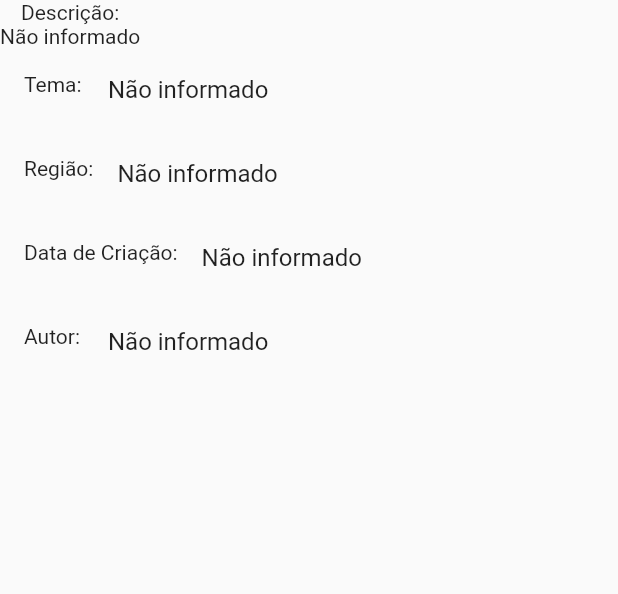
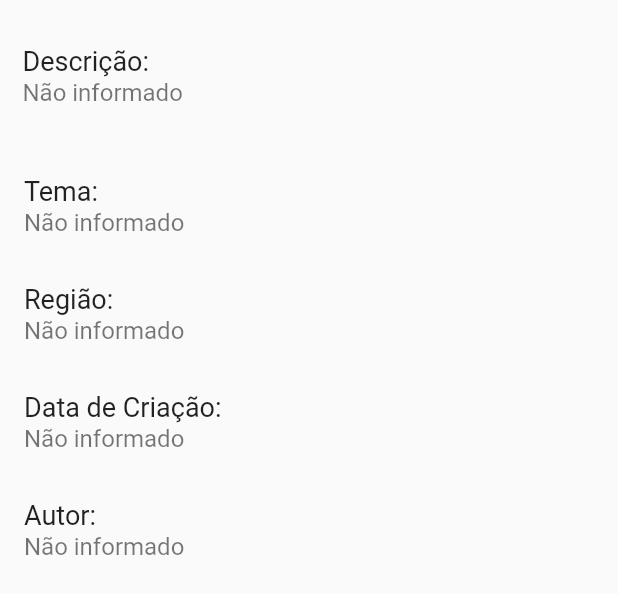
Before and after one commit to guimer00/E-Participe, a Flutter app: the VisualizarDados widget shown alone on an empty page, opened directly with empty values, on a phone screen of 412 x 824 dp. Shown: the top 594 px of the screen. Run offline on Flutter 3.47's test engine with Material 2 defaults, Android fonts, the phone set to English and light mode, and no system bars; our stand-ins replace cloud_firestore; accounts and stored records are empty.

Commit message:
altera estilo de visualizar

```diff
--- a/lib/ui/visualizarProposta.dart
+++ b/lib/ui/visualizarProposta.dart
@@ -14,7 +14,7 @@ class VisualizarProposta extends StatelessWidget {
       appBar: AppBar(
         title: Text(proposta.titulo),
       ),
-      body: new VisualizarDados(proposta: proposta),
+      body: SingleChildScrollView(child: new VisualizarDados(proposta: proposta))
     );
   }
 }
@@ -31,30 +31,26 @@ class VisualizarDados extends StatelessWidget {
   Widget build(BuildContext context) {
     return Column(
       children: <Widget>[
-        Row(
-          children: <Widget>[
-            Column(
-              children: <Widget>[
-                Text("Descrição:", textAlign: TextAlign.left),
-                Text(proposta.descricao  ?? "Não informado", textAlign: TextAlign.justify) ],
-            )
-          ],
+        ListTile(
+          contentPadding: const EdgeInsets.all(15.0),
+          title: Text("Descrição:", textAlign: TextAlign.left, style: TextStyle(fontSize: 18.0)),
+          subtitle: Text(proposta.descricao  ?? "Não informado", textAlign: TextAlign.left, style: TextStyle(fontSize: 16.0)),
+          ),
+        ListTile(
+          title: Text("Tema:", textAlign: TextAlign.left, style: TextStyle(fontSize: 18.0)),
+          subtitle: Text(proposta.tema  ?? "Não informado", textAlign: TextAlign.left, style: TextStyle(fontSize: 16.0))
         ),
         ListTile(
-          leading: Text("Tema:", textAlign: TextAlign.left),
-          title: Text(proposta.tema  ?? "Não informado", textAlign: TextAlign.justify)
+          title: Text("Região:", textAlign: TextAlign.left, style: TextStyle(fontSize: 18.0)),
+          subtitle: Text(proposta.regiao  ?? "Não informado", textAlign: TextAlign.left, style: TextStyle(fontSize: 16.0))
         ),
         ListTile(
-          leading: Text("Região:", textAlign: TextAlign.left),
-          title: Text(proposta.regiao  ?? "Não informado", textAlign: TextAlign.justify)
+          title: Text("Data de Criação:", textAlign: TextAlign.left, style: TextStyle(fontSize: 18.0)),
+          subtitle: Text(proposta.dataCriacao  ?? "Não informado", textAlign: TextAlign.left, style: TextStyle(fontSize: 16.0))
         ),
         ListTile(
-          leading: Text("Data de Criação:", textAlign: TextAlign.left),
-          title: Text(proposta.dataCriacao  ?? "Não informado", textAlign: TextAlign.justify)
-        ),
-        ListTile(
-          leading: Text("Autor:", textAlign: TextAlign.left),
-          title: Text(proposta.autor ?? "Não informado", textAlign: TextAlign.justify)
+          title: Text("Autor:", textAlign: TextAlign.left, style: TextStyle(fontSize: 18.0)),
+          subtitle: Text(proposta.autor ?? "Não informado", textAlign: TextAlign.left, style: TextStyle(fontSize: 16.0))
         ),
       ]
     );
```
